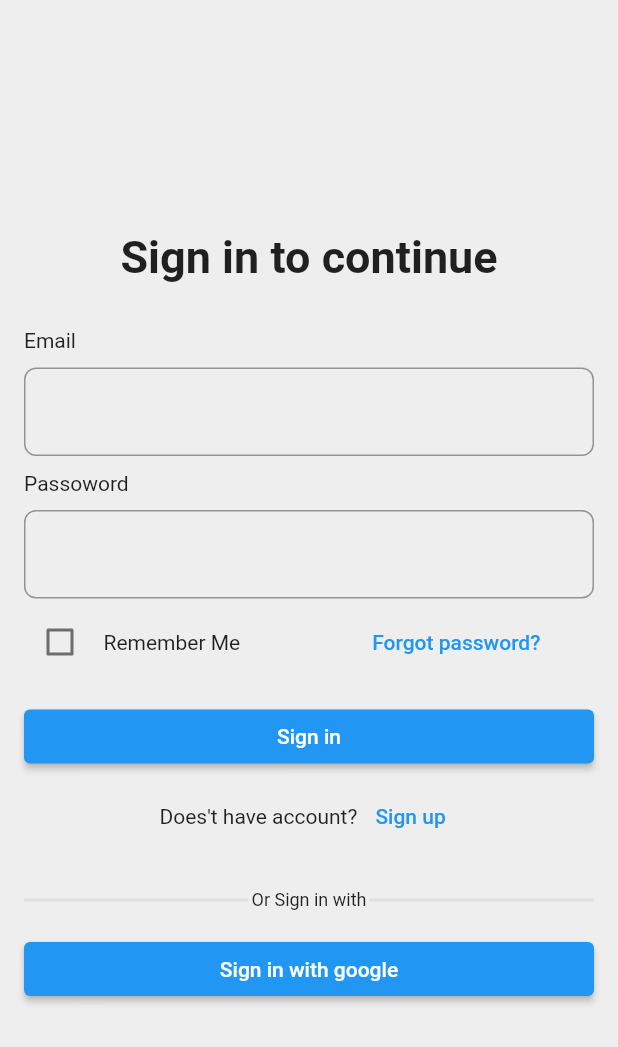
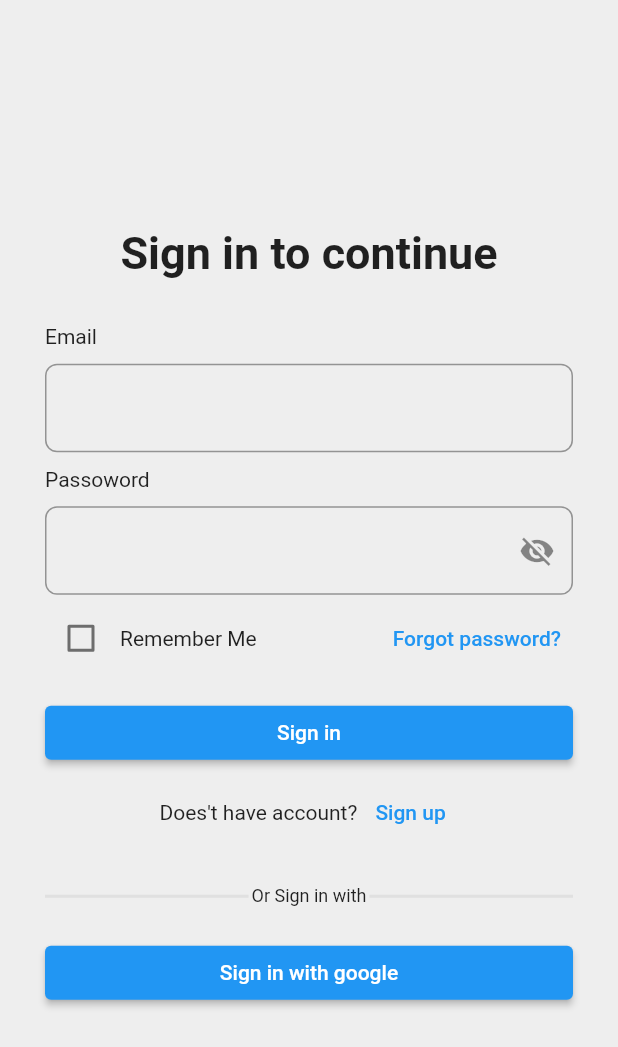
Before and after one commit to CapstoneProjectKelompok11/FE_Flutter, a Flutter app: the screen it shows after launch, after a tap on "Sign in", on a phone screen of 412 x 824 dp. Shown: the top 1047 px of the screen. Run offline on Flutter 3.47's test engine with Material 2 defaults, Android fonts, the phone set to English and light mode, and no system bars; our stand-ins replace dio, email_validator, shared_preferences; network calls fail.

Commit message:
adding icon button in textFeild and adding checkbox in login screen

```diff
--- a/app_booking_office/lib/screen/auth/login_screen.dart
+++ b/app_booking_office/lib/screen/auth/login_screen.dart
@@ -15,6 +15,7 @@ class _LoginScreenState extends State<LoginScreen> {
   TextEditingController passwordController = TextEditingController();
   late AuthViewModel authViewModel;
   bool _isChecked = false;
+  bool _isVisible = true;
 
   Future<void> initDatausers() async {
     WidgetsBinding.instance!.addPostFrameCallback(
@@ -38,7 +39,9 @@ class _LoginScreenState extends State<LoginScreen> {
       backgroundColor: Colors.grey[200],
       body: SafeArea(
           child: Padding(
-        padding: const EdgeInsets.all(16),
+        padding: const EdgeInsets.all(30),
+        child: Center(
+          child: SingleChildScrollView(
             child: Column(
               mainAxisAlignment: MainAxisAlignment.center,
               children: [
@@ -71,11 +74,13 @@ class _LoginScreenState extends State<LoginScreen> {
                 ),
                 textOrLoginWith(),
                 const SizedBox(
-              height: 15,
+                  height: 20,
                 ),
                 //button login with google mail
                 buttonLoginGoogle(),
               ],
+            ),
+          ),
         ),
       )),
     );
@@ -108,6 +113,15 @@ class _LoginScreenState extends State<LoginScreen> {
         TextFormField(
           controller: passwordController,
           decoration: InputDecoration(
+              suffixIcon: InkWell(
+                  onTap: () {
+                    setState(() {
+                      _isVisible = !_isVisible;
+                    });
+                  },
+                  child: _isVisible
+                      ? const Icon(Icons.visibility_off)
+                      : const Icon(Icons.visibility)),
               border:
                   OutlineInputBorder(borderRadius: BorderRadius.circular(8))),
         ),
@@ -144,15 +158,22 @@ class _LoginScreenState extends State<LoginScreen> {
 
   Widget checkBoxRememberMe() {
     return Row(
-      mainAxisAlignment: MainAxisAlignment.start,
+      mainAxisAlignment: MainAxisAlignment.spaceBetween,
       children: [
-        Checkbox(value: _isChecked, onChanged: (bool? value) {}),
+        Row(
+          children: [
+            Checkbox(
+                value: _isChecked,
+                onChanged: (bool? value) {
+                  setState(() {
+                    _isChecked = value!;
+                  });
+                }),
             const SizedBox(
-          width: 5,
+              width: 2,
             ),
             const Text('Remember Me'),
-        const SizedBox(
-          width: 80,
+          ],
         ),
         TextButton(onPressed: () {}, child: const Text('Forgot password?'))
       ],
--- a/app_booking_office/lib/screen/auth/otp_authentication_screen.dart
+++ b/app_booking_office/lib/screen/auth/otp_authentication_screen.dart
@@ -1,6 +1,6 @@
 import 'package:app_booking_office/screen/auth/login_screen.dart';
 import 'package:app_booking_office/screen/auth/register_screen.dart';
-import 'package:app_booking_office/screen/auth/verivication_succesful_screen.dart';
+import 'package:app_booking_office/screen/auth/verification_succesful_screen.dart';
 import 'package:flutter/material.dart';
 import 'package:flutter/services.dart';
 
@@ -72,6 +72,9 @@ class _OtpScreenState extends State<OtpScreen> {
         Text(
           'OTP Authentication',
           style: TextStyle(fontSize: 30, fontWeight: FontWeight.bold),
+        ),
+        SizedBox(
+          height: 5,
         ),
         Text('An authentication code has been send to yourmail@gmail.com')
       ],
--- a/app_booking_office/lib/screen/auth/welcome_screen.dart
+++ b/app_booking_office/lib/screen/auth/welcome_screen.dart
@@ -21,10 +21,10 @@ class _WelcomeScreenState extends State<WelcomeScreen> {
             mainAxisAlignment: MainAxisAlignment.center,
             children: [
               logoApp(),
-              const SizedBox(height: 20),
+              const SizedBox(height: 28),
               textWelcome(),
               const SizedBox(
-                height: 25,
+                height: 30,
               ),
               elevatedButtonSignIn(),
               const SizedBox(
```
Also changed, not shown: app_booking_office/lib/screen/auth/register_screen.dart (+14 -2 lines), app_booking_office/lib/screen/auth/verification_succesful_screen.dart (renamed from app_booking_office/lib/screen/auth/verivication_succesful_screen.dart). Lines whose indentation alone changed are shown as unchanged.
